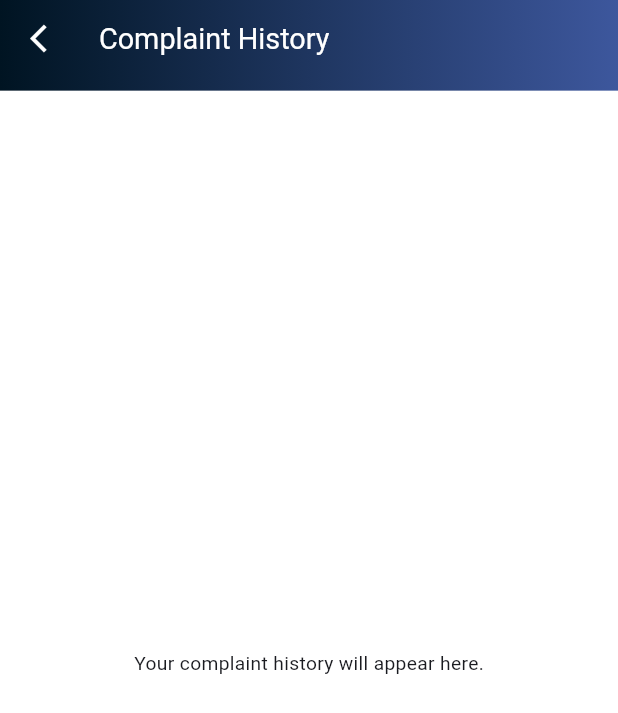
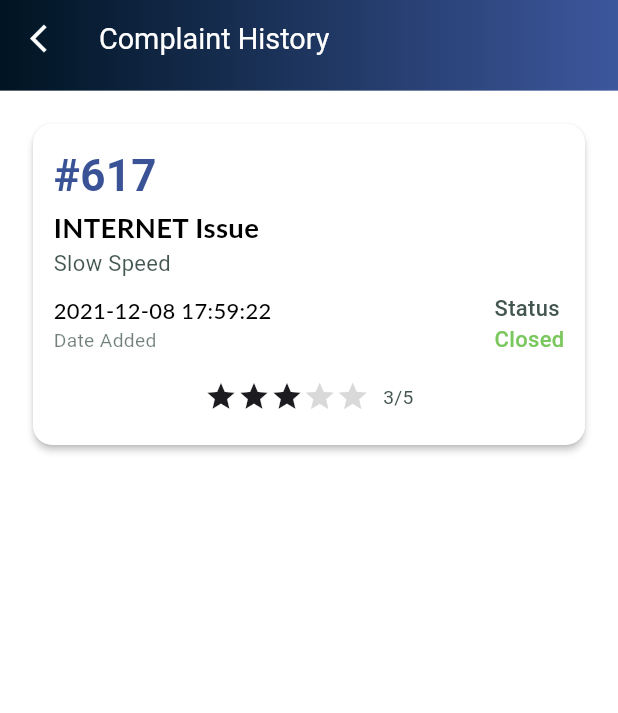
Before and after one commit to Broadway-Communications/Flutter-Application, a Flutter app: the ComplaintHistoryPage screen opened by its route, on a phone screen of 412 x 824 dp. Shown: the top 713 px of the screen. Run offline on Flutter 3.47's test engine with Material 2 defaults, Android fonts, the phone set to English and light mode, and no system bars; our stand-ins replace auto_route, device_preview, flutter_screenutil, google_fonts, responsive_framework; network calls fail; Roboto replaces fonts that are missing (Lato).

Commit message:
feat: add complaint card widget (#17)

```diff
--- a/lib/app/views/complaint_history_page.dart
+++ b/lib/app/views/complaint_history_page.dart
@@ -1,6 +1,7 @@
 import 'package:flutter/material.dart';
 import 'package:flutter/services.dart';
 import 'package:auto_route/annotations.dart';
+import 'package:unicorn/app/widgets/complaint_card.dart';
 
 @RoutePage()
 class ComplaintHistoryPage extends StatelessWidget {
@@ -48,11 +49,27 @@ class ComplaintHistoryPage extends StatelessWidget {
                 Expanded(
                   child: Container(
                     color: Colors.white,
-                    child: const Center(
-                      child: Text('Your complaint history will appear here.'),
+                    child: const Padding(
+                      padding: EdgeInsets.all(20.0),
+                      child: Column(
+                        children: [
+                          ComplaintCard(
+                            complaintNumber: '617',
+                            issue: 'INTERNET Issue',
+                            description: 'Slow Speed',
+                            dateAdded: '2021-12-08 17:59:22',
+                            status: 'Closed',
+                            rating: 3,
+                          ),
+                          Expanded(
+                            child: SizedBox
+                                .shrink(),
+                          ),
+                        ],
+                      ),
                     ),
                   ),
-                ),
+                )
               ],
             ),
           ),
--- /dev/null
+++ b/lib/app/widgets/complaint_card.dart
@@ -0,0 +1,151 @@
+import 'package:flutter/material.dart';
+
+class ComplaintCard extends StatelessWidget {
+  final String complaintNumber;
+  final String issue;
+  final String description;
+  final String dateAdded;
+  final String status;
+  final int rating;
+
+  const ComplaintCard(
+      {Key? key,
+      required this.complaintNumber,
+      required this.issue,
+      required this.description,
+      required this.dateAdded,
+      required this.status,
+      required this.rating})
+      : super(key: key);
+
+  @override
+  Widget build(BuildContext context) {
+    return Card(
+      shape: RoundedRectangleBorder(borderRadius: BorderRadius.circular(14)),
+      color: Colors.white,
+      elevation: 2,
+      child: Container(
+        padding: const EdgeInsets.all(15),
+        child: Column(
+          crossAxisAlignment: CrossAxisAlignment.start,
+          children: <Widget>[
+            Text(
+              '#$complaintNumber',
+              style: const TextStyle(
+                fontFamily: 'Roboto',
+                fontWeight: FontWeight.w700,
+                fontSize: 32,
+                color: Color(0xFF3A5396),
+              ),
+            ),
+            Text(
+              issue,
+              style: const TextStyle(
+                fontFamily: 'Lato',
+                fontWeight: FontWeight.w700,
+                fontSize: 20,
+                color: Colors.black,
+              ),
+            ),
+            Text(
+              description,
+              style: TextStyle(
+                fontFamily: 'Roboto',
+                fontWeight: FontWeight.w400,
+                fontSize: 16,
+                color: const Color(0xFF021B15).withOpacity(0.74),
+              ),
+            ),
+            const SizedBox(height: 10),
+            Row(
+              mainAxisAlignment: MainAxisAlignment.spaceBetween,
+              children: <Widget>[
+                Column(
+                  crossAxisAlignment: CrossAxisAlignment.start,
+                  children: <Widget>[
+                    Text(
+                      dateAdded,
+                      style: const TextStyle(
+                        fontFamily: 'Lato',
+                        fontWeight: FontWeight.w500,
+                        fontSize: 16,
+                        color: Colors.black,
+                      ),
+                    ),
+                    Text(
+                      'Date Added',
+                      style: TextStyle(
+                        fontFamily: 'Roboto',
+                        fontWeight: FontWeight.w400,
+                        fontSize: 14,
+                        color: const Color(0xFF021B15).withOpacity(0.56),
+                      ),
+                    ),
+                  ],
+                ),
+                Column(
+                  crossAxisAlignment: CrossAxisAlignment.start,
+                  children: <Widget>[
+                    const Text(
+                      'Status',
+                      style: TextStyle(
+                        fontFamily: 'Roboto',
+                        fontWeight: FontWeight.w500,
+                        fontSize: 16,
+                        color: Color(0xFF425550),
+                      ),
+                    ),
+                    Text(
+                      status,
+                      style: const TextStyle(
+                        fontFamily: 'Roboto',
+                        fontWeight: FontWeight.w500,
+                        fontSize: 16,
+                        color: Color(0xFF7AC75D),
+                      ),
+                    ),
+                  ],
+                ),
+              ],
+            ),
+            const SizedBox(height: 10),
+            Padding(
+              padding: const EdgeInsets.all(8.0),
+              child: Center(
+                child: Row(
+                  mainAxisAlignment: MainAxisAlignment.center,
+                  children: <Widget>[
+                    ...List.generate(
+                      rating,
+                      (index) => const Icon(
+                        Icons.star,
+                        color: Color(0xFF1C1B1F),
+                      ),
+                    ),
+                    ...List.generate(
+                      5 - rating,
+                      (index) => const Icon(
+                        Icons.star,
+                        color: Color(0xFFD9D9D9),
+                      ),
+                    ),
+                    const SizedBox(width: 10),
+                    Text(
+                      '$rating/5',
+                      style: const TextStyle(
+                        fontFamily: 'Roboto',
+                        fontWeight: FontWeight.w400,
+                        fontSize: 14,
+                        color: Color(0xFF425550),
+                      ),
+                    ),
+                  ],
+                ),
+              ),
+            ),
+          ],
+        ),
+      ),
+    );
+  }
+}
```
